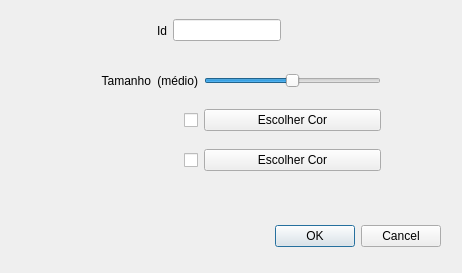
The window that ifg/qt/ui/entidade.ui (matferib/tabuleiro-virtual) describes before a commit, drawn with Qt 5.
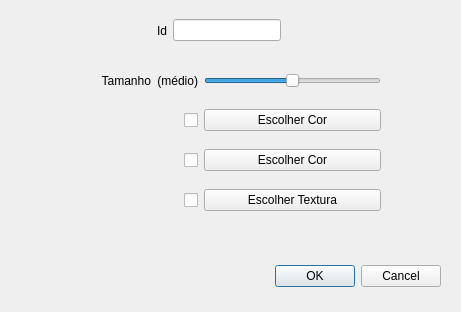
The same window after the commit.

Commit message: versao com esqueleto de texturas

Diff of the .ui file:
```diff
--- a/ifg/qt/ui/entidade.ui
+++ b/ifg/qt/ui/entidade.ui
@@ -7,8 +7,8 @@
    <rect>
     <x>0</x>
     <y>0</y>
-    <width>462</width>
-    <height>273</height>
+    <width>461</width>
+    <height>312</height>
    </rect>
   </property>
   <property name="windowTitle">
@@ -24,7 +24,7 @@
    <property name="geometry">
     <rect>
      <x>100</x>
-     <y>220</y>
+     <y>260</y>
      <width>341</width>
      <height>32</height>
     </rect>
@@ -196,6 +196,41 @@
     </item>
    </layout>
   </widget>
+  <widget class="QWidget" name="horizontalLayoutWidget_5">
+   <property name="geometry">
+    <rect>
+     <x>20</x>
+     <y>180</y>
+     <width>361</width>
+     <height>41</height>
+    </rect>
+   </property>
+   <layout class="QHBoxLayout" name="horizontalLayout_6">
+    <item>
+     <widget class="QCheckBox" name="checkbox_textura">
+      <property name="enabled">
+       <bool>true</bool>
+      </property>
+      <property name="toolTip">
+       <string>Habilitar textura</string>
+      </property>
+      <property name="layoutDirection">
+       <enum>Qt::RightToLeft</enum>
+      </property>
+      <property name="text">
+       <string/>
+      </property>
+     </widget>
+    </item>
+    <item>
+     <widget class="QPushButton" name="botao_textura">
+      <property name="text">
+       <string>Escolher Textura</string>
+      </property>
+     </widget>
+    </item>
+   </layout>
+  </widget>
  </widget>
  <resources/>
  <connections>
```
The commit also changes 13 other files.
